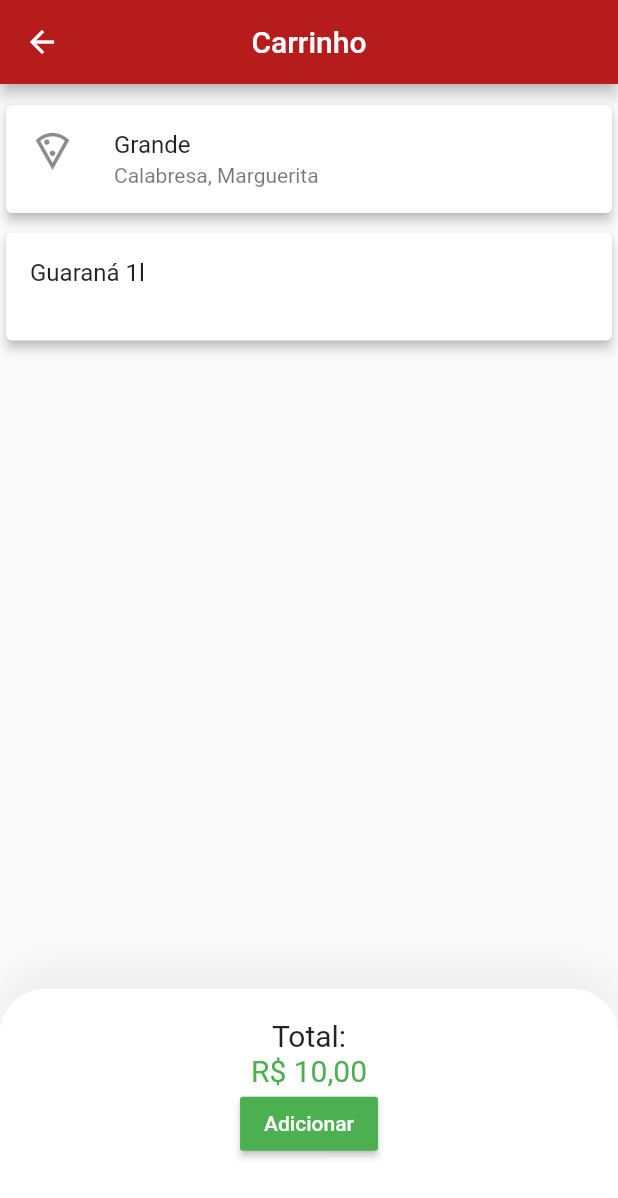
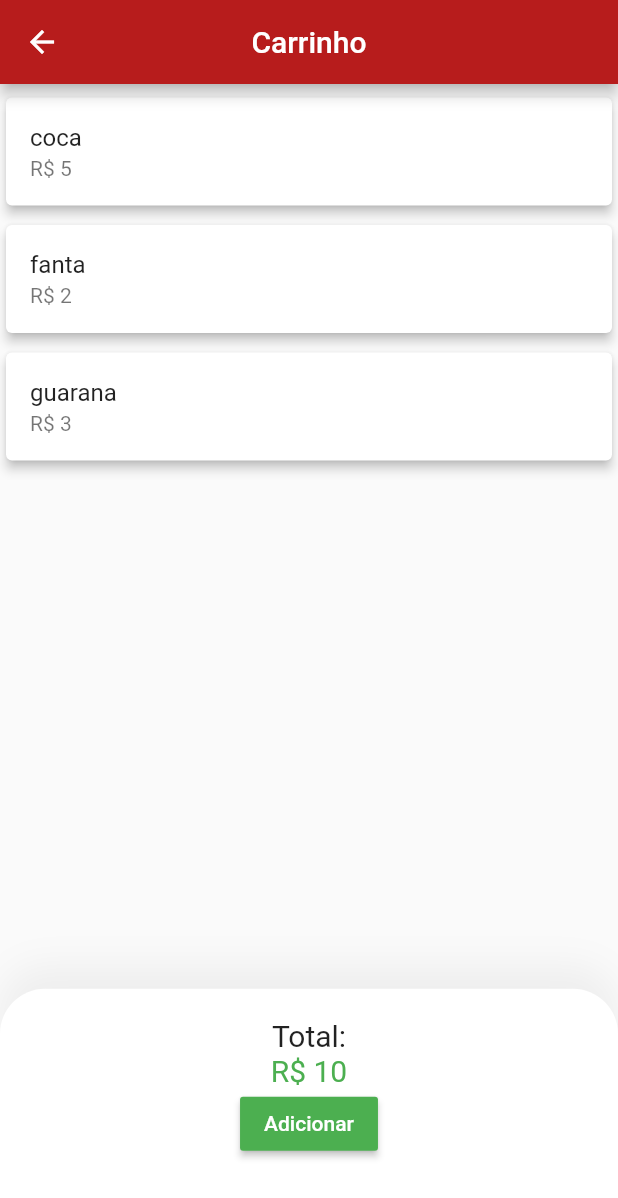
Before and after one commit to GBRielGCLC/TCC-MOBILE, a Flutter app: the Carrinho screen opened by its route, on a phone screen of 412 x 824 dp. Shown: the top 1198 px of the screen. Run offline on Flutter 3.47's test engine with Material 2 defaults, Android fonts, the phone set to English and light mode, and no system bars; missing offline and left inert: spinner_input.

Commit message:
carrinho pega o valor total e escreve de acordo com a lista

```diff
--- a/lib/carrinho.dart
+++ b/lib/carrinho.dart
@@ -1,4 +1,5 @@
 import 'package:flutter/material.dart';
+import 'package:pizzaria/metodos/carregarDados/bebida.dart';
 
 class Carrinho extends StatefulWidget {
   @override
@@ -19,53 +20,24 @@ class _CarrinhoState extends State<Carrinho> {
     );
   }
 
-  body() {
+  Map bebida={
+    'nome' : ['coca','fanta','guarana'],
+    'preco' : [5,2,3],
+  };
+
+  body(){
+    return ListView.builder(
+      itemCount: bebida['nome'].length,
+      itemBuilder: (context,index){
+
         return Column(
           children: [
-        SizedBox(
-          height: 10,
-        ),
-        Dismissible(
-          key: ValueKey(1),
-          onDismissed: (direction) {
-            print(direction);
-          },
-          background: Container(
-            color: Colors.yellow,
-            child: Icon(
-              Icons.edit_outlined,
-              color: Colors.white,
-              size: 30,
-            ),
-            alignment: Alignment.centerLeft,
-            padding: EdgeInsets.only(left: 20),
-          ),
-          secondaryBackground: Container(
-            color: Colors.red,
-            child: Icon(
-              Icons.delete_outline,
-              color: Colors.white,
-              size: 30,
-            ),
-            alignment: Alignment.centerRight,
-            padding: EdgeInsets.only(right: 20),
-          ),
-          child: Card(
-            child: ListTile(
-              leading: Icon(Icons.local_pizza_outlined,size: 30,),
-              title: Text("Grande"),
-              subtitle: Text("Calabresa, Marguerita",),
-            ),
-            elevation: 3,
-          ),
-        ),
             SizedBox(
               height: 5,
             ),
             Dismissible(
-          key: ValueKey(2),
+              key: ValueKey(index),
               onDismissed: (direction) {
-            print(direction);
               },
               background: Container(
                 color: Colors.yellow,
@@ -89,17 +61,23 @@ class _CarrinhoState extends State<Carrinho> {
               ),
               child: Card(
                 child: ListTile(
-              title: Text("Guaraná 1l"),
-              subtitle: Text(""),
+                  title: Text("${bebida['nome'][index]}"),
+                  subtitle: Text("R\$ ${bebida['preco'][index]}"),
                 ),
                 elevation: 3,
               ),
             ),
           ],
         );
+      },
+    );
   }
 
   bottom(){
+    var total = 0;
+    for (var i = 0; i < bebida['nome'].length; i++) {
+      total+=bebida['preco'][i];
+    }
     return Container(
       padding: EdgeInsets.symmetric(
         vertical: 20,
@@ -124,7 +102,7 @@ class _CarrinhoState extends State<Carrinho> {
             ),
           ),
           Text(
-            "R\$ 10,00",
+            "R\$ "+total.toString(),
             style: TextStyle(
               fontSize: 20,
               color: Colors.green,
```
Also changed, not shown: lib/teste.dart (+21 -38 lines), lib/metodos/carregarDados/bebida.dart (line endings or trailing spaces). Lines whose indentation alone changed are shown as unchanged.
